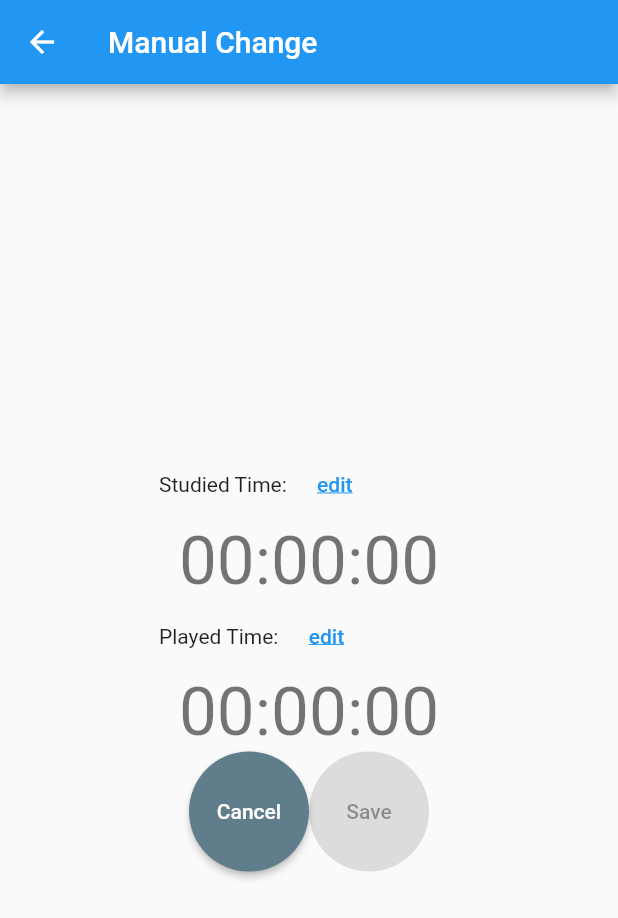
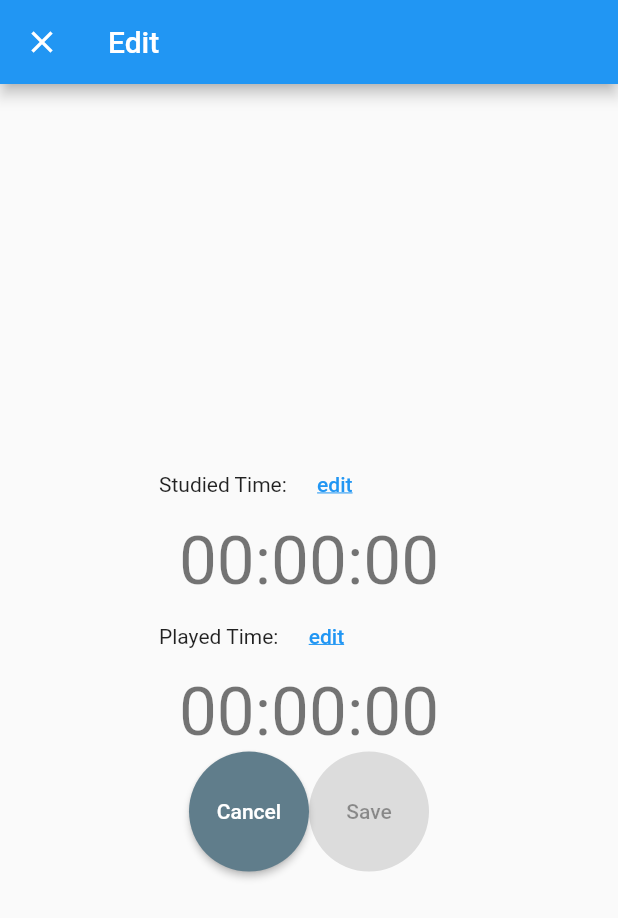
Before and after one commit to rinoguchi/study_timer, a Flutter app: the screen it shows after launch, after a tap on "edit", on a phone screen of 412 x 824 dp. Shown: the top 918 px of the screen. Run offline on Flutter 3.47's test engine with Material 2 defaults, Android fonts, the phone set to English and light mode, and no system bars; our stand-ins replace flutter_local_notifications, timezone; missing offline and left inert: flutter_picker, flutter_ringtone_player.

Commit message:
微修正

```diff
--- a/lib/edit.dart
+++ b/lib/edit.dart
@@ -4,7 +4,7 @@ import 'package:intl/intl.dart';
 
 /// 編集ページ
 class EditPage extends StatefulWidget {
-  final String title = 'Manual Change';
+  final String title = 'Edit';
   final DateTime studyTime;
   final DateTime playTime;
   EditPage(this.studyTime, this.playTime);
@@ -17,7 +17,6 @@ class EditPage extends StatefulWidget {
 class _EditPageState extends State<EditPage> with WidgetsBindingObserver {
   DateTime _studyTime; // 勉強した時間
   DateTime _playTime; // 遊んだ時間
-  DateTime _differenceTime; // 勉強した時間 - 遊んだ時間
   bool _isChanged;
 
   @override
@@ -30,7 +29,6 @@ class _EditPageState extends State<EditPage> with WidgetsBindingObserver {
   void _initialize() {
     _studyTime = widget.studyTime;
     _playTime = widget.playTime;
-    _differenceTime = DateTime.utc(0, 0, 0).add(_studyTime.difference(_playTime));
     _isChanged = false;
   }
 
--- a/lib/main.dart
+++ b/lib/main.dart
@@ -245,10 +245,10 @@ class _TimerPageState extends State<TimerPage> with WidgetsBindingObserver {
   }
 
   /// 手作業で時間を変更する
-  void _editTime() async {
+  void _startEdit() async {
     final result = await Navigator.push(
       context,
-      MaterialPageRoute(builder: (context) => EditPage(_studyTime, _playTime)),
+      MaterialPageRoute(builder: (context) => EditPage(_studyTime, _playTime), maintainState: false, fullscreenDialog: true),
     );
     if (result == null) return;
     setState(() {
@@ -354,7 +354,7 @@ class _TimerPageState extends State<TimerPage> with WidgetsBindingObserver {
                         'edit',
                         style: TextStyle(decoration: TextDecoration.underline),
                       ),
-                      onPressed: _isTimerStarted ? null : _editTime,
+                      onPressed: _isTimerStarted ? null : _startEdit,
                     ),
                     TextButton(
                       child: Text(
```
